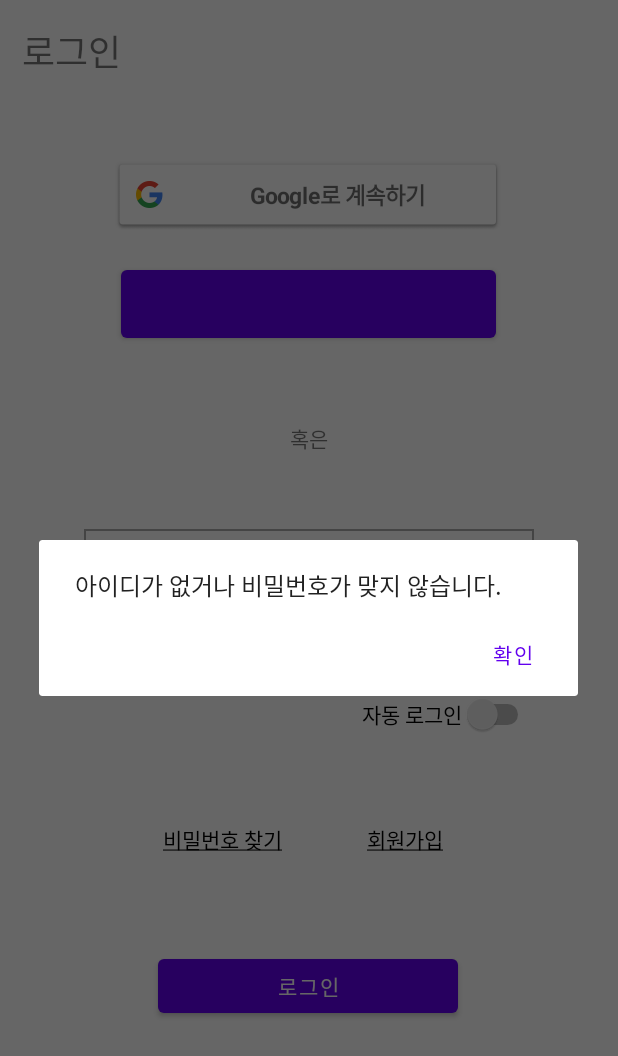
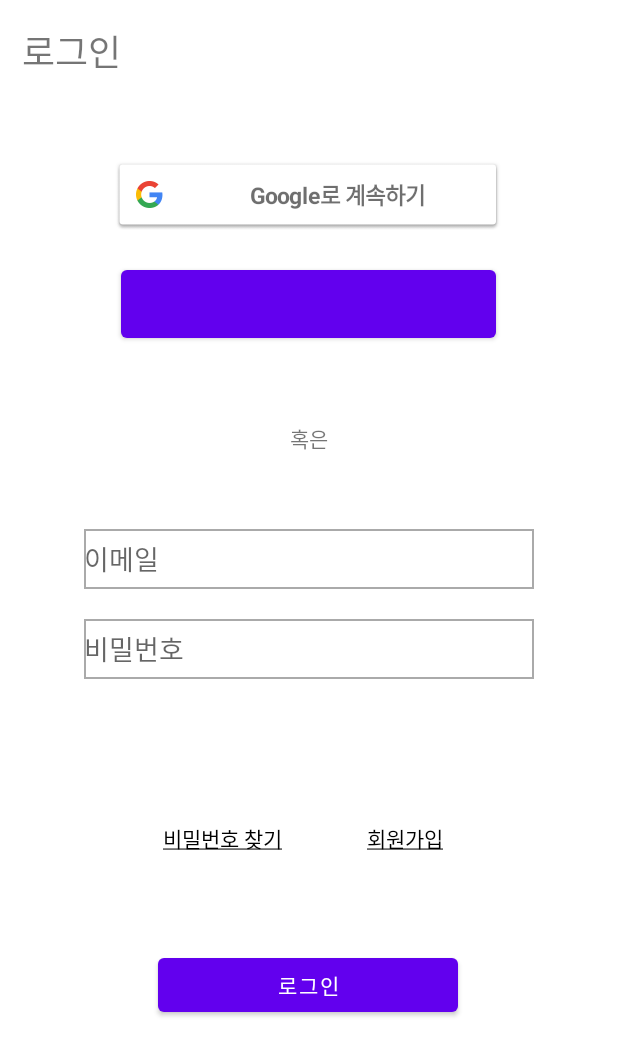
Before and after one commit to Coder2534/Platforming, an Android app: the screen it shows after launch (SignInActivity), after a tap on "로그인", on a phone screen of 412 x 824 dp. Shown: the top 1056 px of the screen. Run offline under Robolectric (Android 15) with nearby library versions, the phone set to English and light mode, and no system bars; our stand-ins replace Firebase (no records; nobody signed in at launch, a user with empty details on screens opened directly); libraries missing offline, so code that uses them is left out: com.facebook, com.facebook.login; plain views replace LoginButton; 7 statements that could not run were skipped.

Commit message:
2022-06-21

```diff
--- a/app/src/main/java/com/android/platforming/activity/MainActivity.java
+++ b/app/src/main/java/com/android/platforming/activity/MainActivity.java
@@ -17,10 +17,10 @@ public class MainActivity extends AppCompatActivity {
         setContentView(R.layout.activity_main);
 
         if(User.getUser() == null){
-            getSupportFragmentManager().beginTransaction().replace(R.id.fragmentLayout_main, new UserInitialSettingFragment()).commit();
+            getSupportFragmentManager().beginTransaction().replace(R.id.cl_main, new UserInitialSettingFragment()).commit();
         }
         else{
-            getSupportFragmentManager().beginTransaction().replace(R.id.fragmentLayout_main, new MainPageFragment());
+            getSupportFragmentManager().beginTransaction().replace(R.id.cl_main, new MainPageFragment());
         }
     }
 }
--- a/app/src/main/java/com/android/platforming/activity/SignInActivity.java
+++ b/app/src/main/java/com/android/platforming/activity/SignInActivity.java
@@ -32,7 +32,7 @@ public class SignInActivity extends AppCompatActivity implements GoogleApiClient
         //mGoogleSignInClient = GoogleSignIn.getClient(this, gso);
 
 
-        getSupportFragmentManager().beginTransaction().replace(R.id.fragmentLayout_signIn, new SignInFragment()).commit();
+        getSupportFragmentManager().beginTransaction().replace(R.id.cl_signin, new SignInFragment()).commit();
     }
 
     public GoogleApiClient getGoogleClient(){
--- a/app/src/main/java/com/android/platforming/fragment/EmailAlarmFragment.java
+++ b/app/src/main/java/com/android/platforming/fragment/EmailAlarmFragment.java
@@ -31,9 +31,9 @@ public class EmailAlarmFragment extends Fragment {
 
     //리스너&뷰 설정
     private void setListner(View view){
-        Button confirm = (Button) view.findViewById(R.id.confirm_emailAlarm);
-        TextView title = (TextView) view.findViewById(R.id.title_emailAlarm);
-        TextView message = (TextView) view.findViewById(R.id.message_emailAlarm);
+        Button confirm = (Button) view.findViewById(R.id.btn_emailalarm);
+        TextView title = (TextView) view.findViewById(R.id.tv_emailalarm_title);
+        TextView message = (TextView) view.findViewById(R.id.tv_emailalarm_description);
 
         if(getArguments().getString("Type").equals("emailVerification")){
             title.setText("이메일 인증");
--- a/app/src/main/java/com/android/platforming/fragment/SignInFragment.java
+++ b/app/src/main/java/com/android/platforming/fragment/SignInFragment.java
@@ -2,8 +2,6 @@ package com.android.platforming.fragment;
 
 import static com.android.platforming.object.FirestoreManager.getFirebaseAuth;
 
-import android.app.AlertDialog;
-import android.content.Context;
 import android.content.Intent;
 import android.os.Bundle;
 import android.util.Log;
@@ -19,7 +17,6 @@ import android.widget.TextView;
 import androidx.annotation.NonNull;
 import androidx.annotation.Nullable;
 import androidx.fragment.app.Fragment;
-import androidx.fragment.app.FragmentManager;
 
 import com.android.platforming.interfaze.ListenerInterface;
 import com.android.platforming.object.CustomDialog;
@@ -48,7 +45,7 @@ public class SignInFragment extends Fragment{
     public View onCreateView(@NonNull LayoutInflater inflater, @Nullable ViewGroup container, @Nullable Bundle savedInstanceState) {
         View view = inflater.inflate(R.layout.fragment_signin, container, false);
 
-        setGoogle(view.findViewById(R.id.google_signIn), "Google로 계속하기");
+        setGoogle(view.findViewById(R.id.lbtn_signin_google), "Google로 계속하기");
         setFacebook(view);
         setListener(view);
 
@@ -57,15 +54,15 @@ public class SignInFragment extends Fragment{
 
     //리스너 설정
     private void setListener(View view){
-        Button confirm = view.findViewById(R.id.confirm_signIn);
-        Button signOut = view.findViewById(R.id.signUp_signIn);
-        Button findPassword = view.findViewById(R.id.findPassword_singIn);
-        TextView email = view.findViewById(R.id.email_signIn);
-        TextView password = view.findViewById(R.id.password_signIn);
+        Button confirm = view.findViewById(R.id.btn_signin_confirm);
+        Button signOut = view.findViewById(R.id.btn_signin_signup);
+        Button findPassword = view.findViewById(R.id.btn_signin_findpassword);
+        TextView email = view.findViewById(R.id.et_signin_email);
+        TextView password = view.findViewById(R.id.et_signin_password);
         Switch autoSignIn = view.findViewById(R.id.autoSignIn_signIn);
 
         confirm.setOnClickListener(v -> signInWithEmail(email.getText().toString(), password.getText().toString(), autoSignIn.isChecked()));
-        signOut.setOnClickListener(v -> getActivity().getSupportFragmentManager().beginTransaction().replace(R.id.fragmentLayout_signIn, new SignUpFragment()).addToBackStack(null).commit());
+        signOut.setOnClickListener(v -> getActivity().getSupportFragmentManager().beginTransaction().replace(R.id.cl_signin, new SignUpFragment()).addToBackStack(null).commit());
         findPassword.setOnClickListener(new View.OnClickListener() {
             @Override
             public void onClick(View v) {
@@ -97,7 +94,7 @@ public class SignInFragment extends Fragment{
                                 bundle.putString("Email", email);
                                 EmailAlarmFragment emailAlarmFragment = new EmailAlarmFragment();
                                 emailAlarmFragment.setArguments(bundle);
-                                getActivity().getSupportFragmentManager().beginTransaction().replace(R.id.fragmentLayout_signIn, emailAlarmFragment).addToBackStack(null).commit();
+                                getActivity().getSupportFragmentManager().beginTransaction().replace(R.id.cl_signin, emailAlarmFragment).addToBackStack(null).commit();
                             }else{
                                 Log.w("EmailAlarmFragment", "sendPasswordResetEmail fail");
                             }
@@ -168,7 +165,7 @@ public class SignInFragment extends Fragment{
         callbackManager = CallbackManager.Factory.create();
 
         //callbackManager
-        LoginButton loginButton = view.findViewById(R.id.facebook_signIn);
+        LoginButton loginButton = view.findViewById(R.id.lbtn_signin_facebook);
         loginButton.setFragment(this);// If you are using in a fragment, call loginButton.setFragment(this);
 
         // Callback registration
--- a/app/src/main/res/layout/activity_main.xml
+++ b/app/src/main/res/layout/activity_main.xml
@@ -7,16 +7,16 @@
     tools:context="com.android.platforming.activity.MainActivity">
 
     <androidx.constraintlayout.widget.ConstraintLayout
-        android:id="@+id/fragmentLayout_main"
+        android:id="@+id/cl_main"
         android:layout_width="match_parent"
         android:layout_height="0dp"
-        app:layout_constraintBottom_toTopOf="@+id/adView"
+        app:layout_constraintBottom_toTopOf="@+id/adView_main"
         app:layout_constraintEnd_toEndOf="parent"
         app:layout_constraintStart_toStartOf="parent"
         app:layout_constraintTop_toTopOf="parent"/>
 
     <com.google.android.gms.ads.AdView
-        android:id="@+id/adView"
+        android:id="@+id/adView_main"
         android:layout_width="wrap_content"
         android:layout_height="wrap_content"
         android:layout_alignParentBottom="true"
--- a/app/src/main/res/layout/activity_sign.xml
+++ b/app/src/main/res/layout/activity_sign.xml
@@ -2,7 +2,7 @@
 <androidx.constraintlayout.widget.ConstraintLayout xmlns:android="http://schemas.android.com/apk/res/android"
     xmlns:app="http://schemas.android.com/apk/res-auto"
     xmlns:tools="http://schemas.android.com/tools"
-    android:id="@+id/fragmentLayout_signIn"
+    android:id="@+id/cl_signin"
     android:layout_width="match_parent"
     android:layout_height="match_parent"
     tools:context="com.android.platforming.activity.SignInActivity"/>
--- a/app/src/main/res/layout/fragment_signin.xml
+++ b/app/src/main/res/layout/fragment_signin.xml
@@ -6,7 +6,6 @@
     android:layout_height="match_parent">
 
     <TextView
-        android:id="@+id/textView3"
         android:layout_width="wrap_content"
         android:layout_height="wrap_content"
         android:layout_marginTop="16dp"
@@ -18,7 +17,7 @@
         app:layout_constraintTop_toTopOf="parent" />
 
     <Button
-        android:id="@+id/confirm_signIn"
+        android:id="@+id/btn_signin_confirm"
         android:layout_width="200dp"
         android:layout_height="wrap_content"
         android:layout_marginTop="50dp"
@@ -26,50 +25,38 @@
         app:layout_constraintEnd_toEndOf="parent"
         app:layout_constraintHorizontal_bias="0.497"
         app:layout_constraintStart_toStartOf="parent"
-        app:layout_constraintTop_toBottomOf="@+id/signUp_signIn" />
+        app:layout_constraintTop_toBottomOf="@+id/btn_signin_signup" />
 
     <Button
-        android:id="@+id/signUp_signIn"
+        android:id="@+id/btn_signin_signup"
         style="@style/Widget.AppCompat.Button.Borderless"
         android:layout_width="wrap_content"
         android:layout_height="wrap_content"
         android:layout_marginStart="10dp"
-        android:layout_marginTop="45dp"
+        android:layout_marginTop="82dp"
         android:layout_marginEnd="95dp"
         android:text="@string/button_signUp"
         android:textColor="@color/black"
         app:layout_constraintEnd_toEndOf="parent"
-        app:layout_constraintStart_toEndOf="@+id/findPassword_singIn"
-        app:layout_constraintTop_toBottomOf="@+id/autoSignIn_signIn" />
+        app:layout_constraintStart_toEndOf="@+id/btn_signin_findpassword"
+        app:layout_constraintTop_toBottomOf="@+id/et_signin_password" />
 
     <Button
-        android:id="@+id/findPassword_singIn"
+        android:id="@+id/btn_signin_findpassword"
         style="@style/Widget.AppCompat.Button.Borderless"
         android:layout_width="wrap_content"
         android:layout_height="wrap_content"
         android:layout_marginStart="90dp"
-        android:layout_marginTop="45dp"
+        android:layout_marginTop="82dp"
         android:layout_marginEnd="10dp"
         android:text="@string/button_findPassword"
         android:textColor="@color/black"
-        app:layout_constraintEnd_toStartOf="@+id/signUp_signIn"
+        app:layout_constraintEnd_toStartOf="@+id/btn_signin_signup"
         app:layout_constraintStart_toStartOf="parent"
-        app:layout_constraintTop_toBottomOf="@+id/autoSignIn_signIn" />
-
-    <Switch
-        android:id="@+id/autoSignIn_signIn"
-        android:layout_width="wrap_content"
-        android:layout_height="wrap_content"
-        android:layout_marginStart="240dp"
-        android:layout_marginTop="10dp"
-        android:layout_marginEnd="55dp"
-        android:text="자동 로그인"
-        app:layout_constraintEnd_toEndOf="parent"
-        app:layout_constraintStart_toStartOf="parent"
-        app:layout_constraintTop_toBottomOf="@+id/password_signIn" />
+        app:layout_constraintTop_toBottomOf="@+id/et_signin_password" />
 
     <com.google.android.gms.common.SignInButton
-        android:id="@+id/google_signIn"
+        android:id="@+id/lbtn_signin_google"
         android:layout_width="260dp"
         android:layout_height="wrap_content"
         android:layout_marginTop="105dp"
@@ -79,7 +66,7 @@
         app:layout_constraintTop_toTopOf="parent" />
 
     <com.facebook.login.widget.LoginButton
-        android:id="@+id/facebook_signIn"
+        android:id="@+id/lbtn_signin_facebook"
         android:layout_width="250dp"
         android:layout_height="wrap_content"
         android:layout_gravity="center_horizontal"
@@ -90,20 +77,20 @@
         app:layout_constraintEnd_toEndOf="parent"
         app:layout_constraintHorizontal_bias="0.496"
         app:layout_constraintStart_toStartOf="parent"
-        app:layout_constraintTop_toBottomOf="@+id/google_signIn" />
+        app:layout_constraintTop_toBottomOf="@+id/lbtn_signin_google" />
 
     <TextView
-        android:id="@+id/textView11"
+        android:id="@+id/tv_signin_or"
         android:layout_width="wrap_content"
         android:layout_height="wrap_content"
         android:layout_marginTop="50dp"
         android:text="혹은"
         app:layout_constraintEnd_toEndOf="parent"
         app:layout_constraintStart_toStartOf="parent"
-        app:layout_constraintTop_toBottomOf="@+id/facebook_signIn" />
+        app:layout_constraintTop_toBottomOf="@+id/lbtn_signin_facebook" />
 
     <EditText
-        android:id="@+id/email_signIn"
+        android:id="@+id/et_signin_email"
         android:layout_width="300dp"
         android:layout_height="40dp"
         android:layout_marginTop="50dp"
@@ -113,10 +100,10 @@
         android:inputType="textEmailAddress"
         app:layout_constraintEnd_toEndOf="parent"
         app:layout_constraintStart_toStartOf="parent"
-        app:layout_constraintTop_toBottomOf="@+id/textView11" />
+        app:layout_constraintTop_toBottomOf="@+id/tv_signin_or" />
 
     <EditText
-        android:id="@+id/password_signIn"
+        android:id="@+id/et_signin_password"
         android:layout_width="300dp"
         android:layout_height="40dp"
         android:layout_marginTop="20dp"
@@ -126,6 +113,6 @@
         android:inputType="textPassword"
         app:layout_constraintEnd_toEndOf="parent"
         app:layout_constraintStart_toStartOf="parent"
-        app:layout_constraintTop_toBottomOf="@+id/email_signIn" />
+        app:layout_constraintTop_toBottomOf="@+id/et_signin_email" />
 
 </androidx.constraintlayout.widget.ConstraintLayout>
```
Also changed, not shown: app/src/main/java/com/android/platforming/fragment/SignUpFragment.java (+6 -6 lines), app/src/main/java/com/android/platforming/fragment/UserInitialSettingFragment.java (+7 -7 lines), app/src/main/res/layout/fragment_emailalarm.xml (+5 -5 lines), app/src/main/res/layout/fragment_initialsetting.xml (renamed from app/src/main/res/layout/fragment_userinitialsetting.xml, +6 -6 lines), app/src/main/res/layout/fragment_signup.xml (+21 -21 lines).
